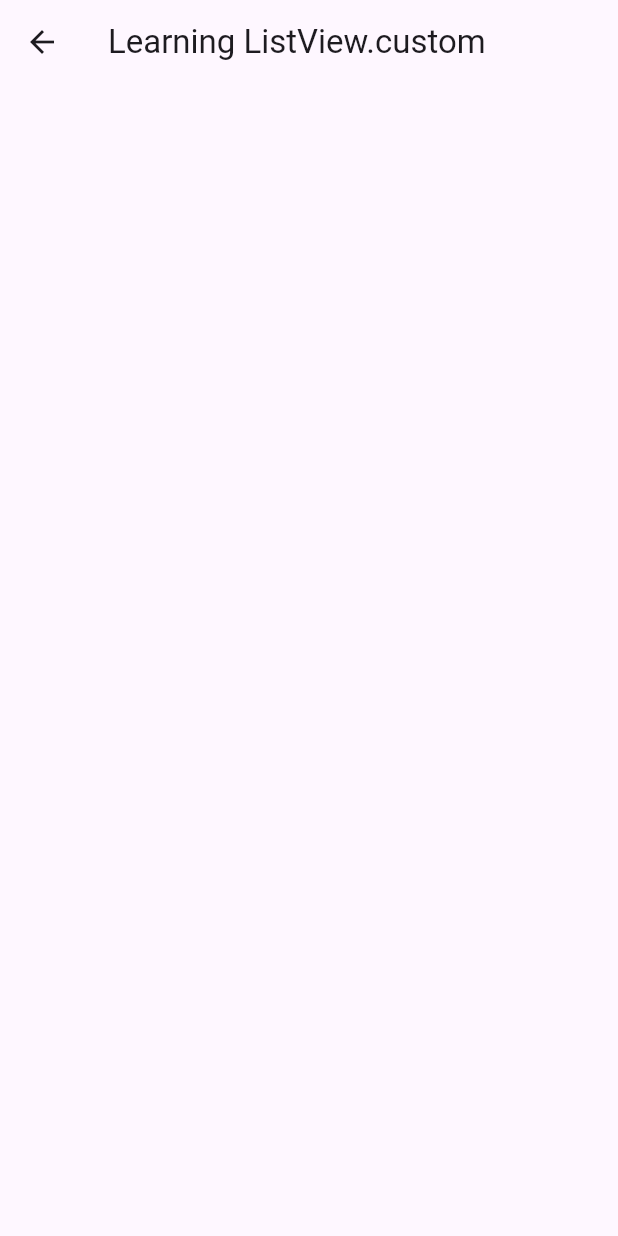
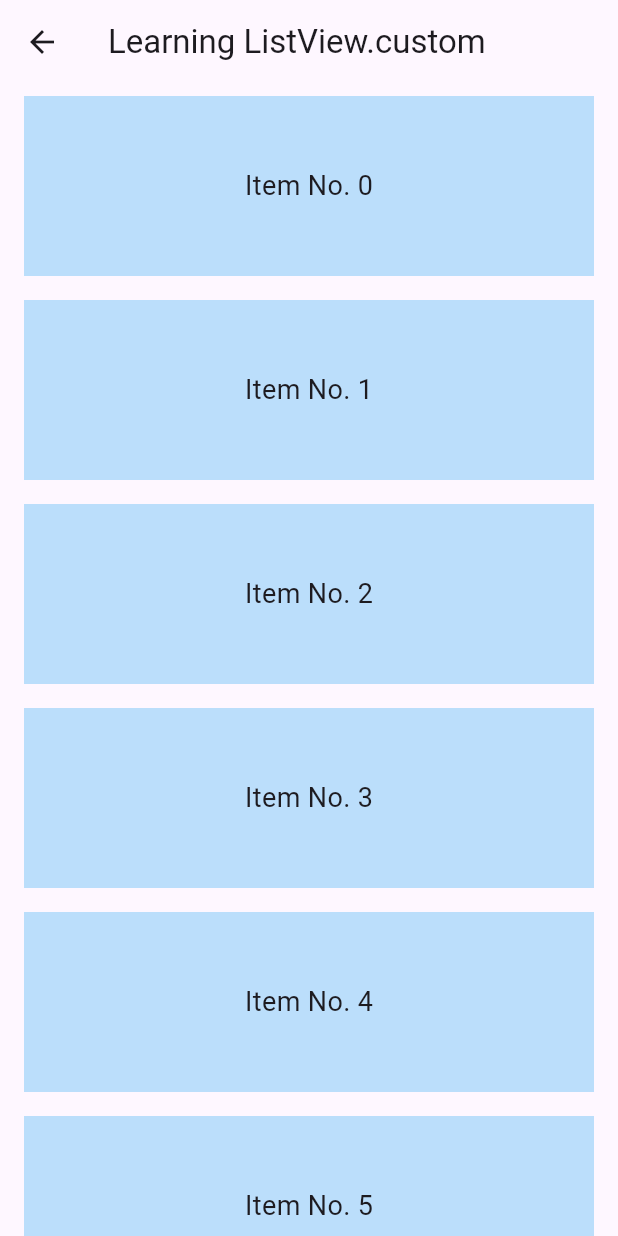
Before and after one commit to Demo7Vlizer/flutter_widgets2, a Flutter app: the ListViewCustomWidgets screen opened directly, on a phone screen of 412 x 824 dp. Run offline on Flutter 3.47's test engine with Material 3 defaults, Android fonts, the phone set to English and light mode, and no system bars; our stand-ins replace permission_handler.

Commit message:
ListView.custom and singleChildSCrollView_widget

```diff
--- a/lib/main.dart
+++ b/lib/main.dart
@@ -26,6 +26,7 @@ import 'package:flutter_widgets/flutter_widgets/28_expansionTile_widget.dart';
 import 'package:flutter_widgets/scrollable_widgets/01_ListView_Widgets.dart';
 import 'package:flutter_widgets/scrollable_widgets/02_ListView.builder_widgets.dart';
 import 'package:flutter_widgets/scrollable_widgets/03_ListView.separated_widgets.dart';
+import 'package:flutter_widgets/scrollable_widgets/ListView.custom.dart';
 
 void main() {
   runApp(const MyApp());
@@ -77,7 +78,9 @@ class MyApp extends StatelessWidget {
       //---Scrollable Widgets..
       // home: ListView_Widgets(),
       // home: ListViewBuilder_widgets()
-      home: ListViewSeparated_widgets()
+      // home: ListViewSeparated_widgets()
+      // home: ListViewCustomWidgets()
+      home: SingleChildScrollView()
     );
   }
 }
--- a/lib/scrollable_widgets/ListView.custom.dart
+++ b/lib/scrollable_widgets/ListView.custom.dart
@@ -1,15 +1,67 @@
 import 'package:flutter/material.dart';
 
-class ListViewCustomWidgets extends StatelessWidget{
-  const ListViewCustomWidgets ({Key ? key}) : super(key: key);
+//-- ListView.custom is more efficient and powerfull than listView.builder..
+// ListView.custrom is having complex and layouts and shapes.. rather then using  ListView.builder alterNatively use ListViewCustom widgets.. that render efficiently..
+// SliverDelegate means that optimize the performence.. and allows you to create large list or grid of children  widget without impacting.. the performance of application..
+// SliverChildDelegate is an abstract class that defines the interface for creating and laying out child widgets within a sliver.
+// SliverChildDelegate -> SliverChildListDelegate and SliverChildBuilderDelegate..
+
+class ListViewCustomWidgets extends StatelessWidget {
+  const ListViewCustomWidgets({Key? key}) : super(key: key);
 
   @override
-  Widget build(BuildContext context ){
+  Widget build(BuildContext context) {
     return Scaffold(
-      appBar: AppBar(
-        title: const Text('Learning ListView.custom'),
-      ),
-      // body: ListView.custom(childrenDelegate: childrenDelegate)
-    );
+        appBar: AppBar(
+          title: const Text('Learning ListView.custom'),
+        ),
+        body: ListView.custom(
+          childrenDelegate: SliverChildListDelegate([
+            _getItem(0),
+            _getItem(1),
+            _getItem(2),
+            _getItem(3),
+            _getItem(4),
+            _getItem(5),
+            _getItem(6),
+            _getItem(7),
+            _getItem(8),
+            _getItem(9),
+          ]),
+        ), // instance of SliverChildDelegate(),
+        //------------------------------------------------------------------------
+         /*
+        body: ListView.custom(
+          childrenDelegate: SliverChildBuilderDelegate(
+            (BuildContext context, int index) {
+              return ListTile(
+                leading: CircleAvatar(
+                  backgroundImage: AssetImage(
+                    user[index].image,
+                  ),
+                ),
+                title: Text(user[index].name),
+                subtitle: Text(users[index].profession),
+              );
+            },
+            childCount: users.lenght,
+          ),
+        )
+         */
+        );
   }
 }
+
+// Create a simple box with index..
+Widget _getItem(int index) {
+  return Container(
+    alignment: Alignment.center,
+    height: 120,
+    margin: const EdgeInsets.symmetric(vertical: 8, horizontal: 16),
+    color: Colors.blue.shade100,
+    child: Text(
+      'Item No. $index',
+      style: const TextStyle(fontSize: 18),
+    ),
+  );
+}
```
Also changed, not shown: lib/scrollable_widgets/singleChildScrollView_widget.dart (added, +150 -0 lines), assets/diagram/properties of listView and SingleChildScrollView.PNG (added).
